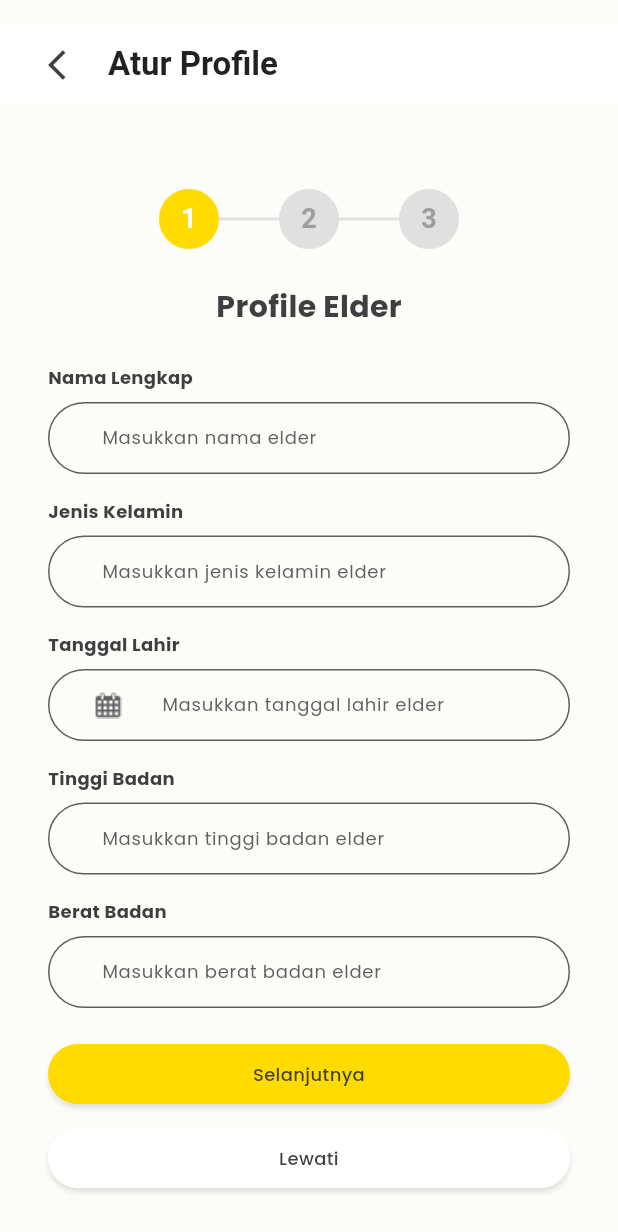
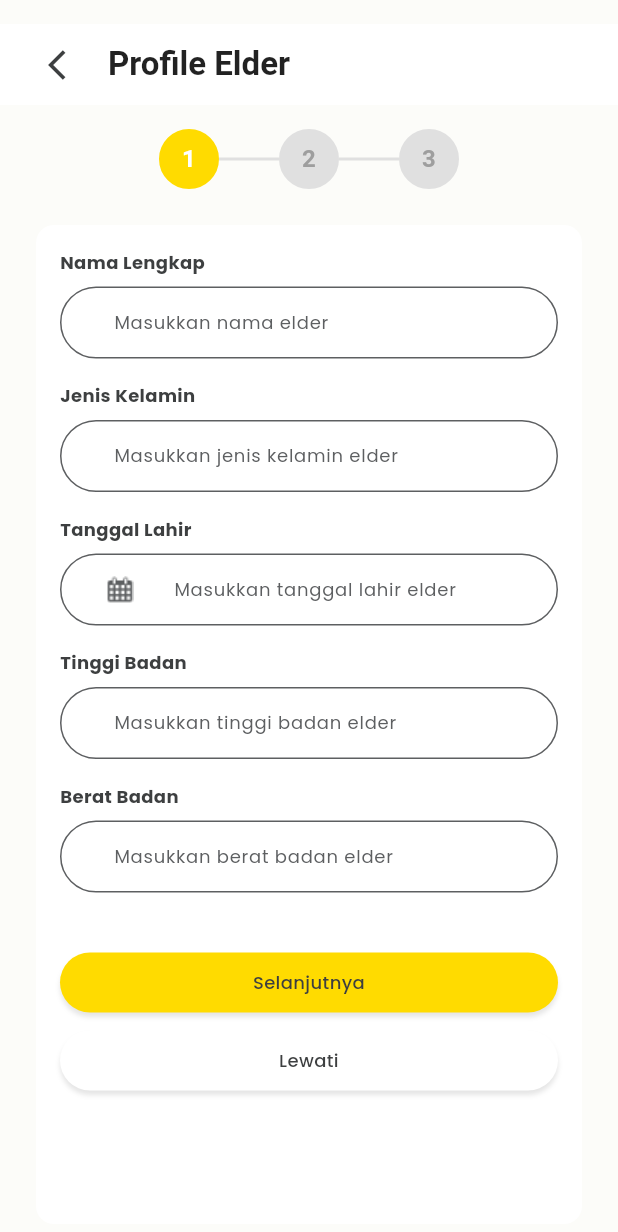
Before and after one commit to elginbrian/ELDERWISE-FE, a Flutter app: the StepperScreen screen opened directly, on a phone screen of 412 x 824 dp. Shown: the top 1232 px of the screen. Run offline on Flutter 3.47's test engine with Material 3 defaults, Android fonts, the phone set to English and light mode, and no system bars; our stand-ins replace bloc, dio, firebase_auth, firebase_core, flutter_bloc, flutter_dotenv and 6 more; accounts and stored records are empty.

Commit message:
feat(elgin): merging from dev

```diff
--- a/lib/presentation/routes/app_route.dart
+++ b/lib/presentation/routes/app_route.dart
@@ -6,15 +6,26 @@ import 'package:flutter/material.dart';
 import 'package:go_router/go_router.dart';
 
 final GoRouter appRouter = GoRouter(
-  initialLocation: '/login',
+  initialLocation: '/onboarding',
   routes: [
     GoRoute(
+        path: '/onboarding', builder: (context, state) => const Onboarding()),
+    GoRoute(
       path: '/login',
-      builder: (context, state) => LoginScreen(),
+      builder: (context, state) => const LoginScreen(),
     ),
     GoRoute(
       path: '/signup',
-      builder: (context, state) => SignupScreen(),
+      builder: (context, state) => const SignupScreen(),
+    ),
+    GoRoute(
+        path: '/fill-information',
+        builder: (context, state) => const StepperScreen()),
+    GoRoute(
+      path: '/home',
+      builder: (context, state) => const Scaffold(
+        body: Center(child: Text('Home Screen - Under Development')),
+      ),
     ),
   ],
 );
--- a/lib/presentation/screens/auth_screen/login_screen.dart
+++ b/lib/presentation/screens/auth_screen/login_screen.dart
@@ -168,8 +168,8 @@ class _LoginScreenState extends State<LoginScreen> {
           });
 
           if (state is LoginSuccess) {
-            // Navigate to home or dashboard
-            context.go('/home');
+            // Navigate to stepper for profile information
+            context.go('/fill-information');
             ScaffoldMessenger.of(context).showSnackBar(
               const SnackBar(
                 content: Text(
--- a/lib/presentation/screens/auth_screen/profile_information/elder_profile.dart
+++ b/lib/presentation/screens/auth_screen/profile_information/elder_profile.dart
@@ -1,11 +1,19 @@
-import 'dart:async';
-
 import 'package:elderwise/presentation/themes/colors.dart';
 import 'package:elderwise/presentation/widgets/formfield.dart';
+import 'package:elderwise/presentation/widgets/button.dart';
 import 'package:flutter/material.dart';
 
 class ElderProfile extends StatefulWidget {
-  const ElderProfile({super.key});
+  final VoidCallback onNext;
+  final VoidCallback onSkip;
+  final bool isFinalStep;
+
+  const ElderProfile({
+    super.key,
+    required this.onNext,
+    required this.onSkip,
+    this.isFinalStep = false,
+  });
 
   @override
   State<ElderProfile> createState() => _ElderProfileState();
@@ -30,17 +38,11 @@ class _ElderProfileState extends State<ElderProfile> {
 
   @override
   Widget build(BuildContext context) {
-    return Column(
+    return SingleChildScrollView(
+      child: Column(
+        crossAxisAlignment:
+            CrossAxisAlignment.stretch, // Changed from start to stretch
         children: [
-        const Text(
-          "Profile Elder",
-          style: TextStyle(
-            fontSize: 20,
-            fontWeight: FontWeight.w700,
-            fontFamily: 'Poppins',
-            color: AppColors.neutral90),
-        ),
-        const SizedBox(height: 24),
           CustomProfileField(
             title: 'Nama Lengkap',
             hintText: 'Masukkan nama elder',
@@ -68,9 +70,29 @@ class _ElderProfileState extends State<ElderProfile> {
             title: 'Berat Badan',
             hintText: 'Masukkan berat badan elder',
             controller: beratController,
-          keyboardType: TextInputType.number
+            keyboardType: TextInputType.number,
           ),
+
+          // Add spacing before buttons
+          const SizedBox(height: 24),
+
+          // Navigation buttons now inside the scrollable area
+          MainButton(
+            buttonText: widget.isFinalStep ? "Selesai" : "Selanjutnya",
+            onTap: widget.onNext,
+            color: AppColors.primaryMain,
+          ),
+          const SizedBox(height: 12),
+          MainButton(
+            buttonText: "Lewati",
+            onTap: widget.onSkip,
+            color: Colors.white,
+          ),
+
+          // Add some bottom padding
+          const SizedBox(height: 16),
         ],
+      ),
     );
   }
 }
@@ -86,13 +108,16 @@ class CustomProfileField extends StatelessWidget {
   const CustomProfileField({
     super.key,
     required this.title,
-    this.controller, required this.hintText, this.assetImage, this.isDate = false, this.keyboardType = TextInputType.text,
+    this.controller,
+    required this.hintText,
+    this.assetImage,
+    this.isDate = false,
+    this.keyboardType = TextInputType.text,
   });
 
   @override
   Widget build(BuildContext context) {
-    return SingleChildScrollView(
-      child: Column(
+    return Column(
       crossAxisAlignment: CrossAxisAlignment.start,
       children: [
         Text(
@@ -112,9 +137,8 @@ class CustomProfileField extends StatelessWidget {
           isDate: isDate,
           keyboardType: keyboardType,
         ),
-          SizedBox(height: 16,)
+        const SizedBox(height: 16)
       ],
-      ),
     );
   }
 }
--- a/lib/presentation/screens/auth_screen/profile_information/stepper.dart
+++ b/lib/presentation/screens/auth_screen/profile_information/stepper.dart
@@ -1,11 +1,9 @@
-import 'package:elderwise/domain/entities/caregiver.dart';
-import 'package:elderwise/presentation/screens/assets/image_string.dart';
 import 'package:elderwise/presentation/screens/auth_screen/profile_information/caregiver_profile.dart';
 import 'package:elderwise/presentation/screens/auth_screen/profile_information/elder_profile.dart';
 import 'package:elderwise/presentation/screens/auth_screen/profile_information/photo_profile.dart';
 import 'package:elderwise/presentation/themes/colors.dart';
-import 'package:elderwise/presentation/widgets/button.dart';
 import 'package:flutter/material.dart';
+import 'package:go_router/go_router.dart';
 
 class StepperScreen extends StatefulWidget {
   const StepperScreen({super.key});
@@ -17,9 +15,40 @@ class StepperScreen extends StatefulWidget {
 class _StepperScreenState extends State<StepperScreen> {
   int currentStep = 0;
 
+  final List<String> stepTitles = [
+    "Profile Elder",
+    "Profile Caregiver",
+    "Profile Photo"
+  ];
+
+  void nextStep() {
+    if (currentStep < 2) {
+      setState(() => currentStep += 1);
+    } else {
+      context.go('/home');
+    }
+  }
+
+  void skipStep() {
+    if (currentStep < 2) {
+      setState(() => currentStep += 1);
+    } else {
+      context.go('/home');
+    }
+  }
+
   @override
   Widget build(BuildContext context) {
-    return Scaffold(
+    return WillPopScope(
+      // Handle system back button presses
+      onWillPop: () async {
+        if (currentStep > 0) {
+          setState(() => currentStep -= 1);
+          return false; // Don't allow default back behavior
+        }
+        return true; // Allow default back navigation
+      },
+      child: Scaffold(
         backgroundColor: AppColors.secondarySurface,
         appBar: PreferredSize(
           preferredSize: const Size.fromHeight(70.0),
@@ -34,164 +63,126 @@ class _StepperScreenState extends State<StepperScreen> {
                   child: IconButton(
                     splashColor: Colors.transparent,
                     highlightColor: Colors.transparent,
-                  hoverColor:
-                      Colors.transparent,
+                    hoverColor: Colors.transparent,
                     icon: const Icon(Icons.arrow_back_ios,
                         color: AppColors.neutral90),
                     onPressed: () {
                       if (currentStep > 0) {
                         setState(() => currentStep -= 1);
+                      } else {
+                        // Use GoRouter to navigate back on first step
+                        // Replace '/login' with the appropriate previous route
+                        context.go('/login');
                       }
                     },
                   ),
                 ),
-              title: const Text(
-                "Atur Profile",
-                style:
-                    TextStyle(color: Colors.black87, fontWeight: FontWeight.w600),
+                title: Text(
+                  stepTitles[currentStep],
+                  style: const TextStyle(
+                      color: Colors.black87, fontWeight: FontWeight.w600),
                 ),
               ),
             ),
           ),
         ),
-      body: Padding(
-        padding: const EdgeInsets.all(32.0),
+        body: SafeArea(
+          child: Padding(
+            padding: const EdgeInsets.symmetric(horizontal: 24.0),
             child: Column(
               children: [
                 Padding(
-              padding:
-                  const EdgeInsets.symmetric(vertical: 24.0, horizontal: 32.0),
+                  padding: const EdgeInsets.symmetric(vertical: 16.0),
                   child: Row(
                     mainAxisAlignment: MainAxisAlignment.center,
+                    children: List.generate(5, (index) {
+                      if (index % 2 == 0) {
+                        return _buildStepIndicator(index ~/ 2);
+                      } else {
+                        return _buildConnector((index - 1) ~/ 2 < currentStep);
+                      }
+                    }),
+                  ),
+                ),
+
+                // Step content - now contains its own buttons
+                Expanded(
+                  child: Container(
+                    decoration: BoxDecoration(
+                      color: Colors.white,
+                      borderRadius: BorderRadius.circular(12),
+                    ),
+                    margin: const EdgeInsets.symmetric(vertical: 8),
+                    padding: const EdgeInsets.all(16),
+                    child: IndexedStack(
+                      index: currentStep,
                       children: [
-                  Container(
+                        ElderProfile(
+                          onNext: nextStep,
+                          onSkip: skipStep,
+                          isFinalStep: false,
+                        ),
+                        CaregiverProfile(
+                          onNext: nextStep,
+                          onSkip: skipStep,
+                          isFinalStep: false,
+                        ),
+                        PhotoProfile(
+                          onNext: nextStep,
+                          onSkip: skipStep,
+                          isFinalStep: true,
+                        ),
+                      ],
+                    ),
+                  ),
+                ),
+              ],
+            ),
+          ),
+        ),
+      ),
+    );
+  }
+
+  Widget _buildStepIndicator(int step) {
+    bool isCompleted = step < currentStep;
+    bool isCurrent = step == currentStep;
+
+    return Container(
       width: 40,
       height: 40,
       decoration: BoxDecoration(
         shape: BoxShape.circle,
-                      color: currentStep == 0
+        color: isCompleted || isCurrent
             ? AppColors.primaryMain
             : Colors.grey.shade300,
         border: Border.all(
-                        color: currentStep == 0
+          color: isCompleted || isCurrent
               ? AppColors.primaryMain
               : Colors.grey.shade300,
           width: 2.0,
         ),
       ),
       child: Center(
-                      child: Text(
-                        "1",
+        child: isCompleted
+            ? const Icon(Icons.check, color: Colors.white, size: 20)
+            : Text(
+                "${step + 1}",
                 style: TextStyle(
-                          color: currentStep == 0 ? Colors.white : Colors.grey,
+                  color: isCurrent ? Colors.white : Colors.grey,
                   fontWeight: FontWeight.bold,
-                          fontSize: 18,
+                  fontSize: 16,
                 ),
-                      ),
-                    ),
-                  ),
-                  Container(
-                    width: 40,
-                    height: 2,
-                    color: Colors.grey.shade300,
-                  ),
-                  Container(
-                    width: 40,
-                    height: 40,
-                    decoration: BoxDecoration(
-                      shape: BoxShape.circle,
-                      color: currentStep == 1
-                          ? AppColors.primaryMain
-                          : Colors.grey.shade300,
-                      border: Border.all(
-                        color: currentStep == 1
-                            ? AppColors.primaryMain
-                            : Colors.grey.shade300,
-                        width: 2.0,
-                      ),
-                    ),
-                    child: Center(
-                      child: Text(
-                        "2",
-                        style: TextStyle(
-                          color: currentStep == 1 ? Colors.white : Colors.grey,
-                          fontWeight: FontWeight.bold,
-                          fontSize: 18,
-                        ),
-                      ),
-                    ),
-                  ),
-                  Container(
-                    width: 40,
-                    height: 2,
-                    color: Colors.grey.shade300,
-                  ),
-                  Container(
-                    width: 40,
-                    height: 40,
-                    decoration: BoxDecoration(
-                      shape: BoxShape.circle,
-                      color: currentStep == 2
-                          ? AppColors.primaryMain
-                          : Colors.grey.shade300,
-                      border: Border.all(
-                        color: currentStep == 2
-                            ? AppColors.primaryMain
-                            : Colors.grey.shade300,
-                        width: 2.0,
-                      ),
-                    ),
-                    child: Center(
-                      child: Text(
-                        "3",
-                        style: TextStyle(
-                          color: currentStep == 2 ? Colors.white : Colors.grey,
-                          fontWeight: FontWeight.bold,
-                          fontSize: 18,
-                        ),
-                      ),
-                    ),
-                  ),
-                ],
-              ),
-            ),
-            Expanded(
-              child: IndexedStack(
-                index: currentStep,
-                children: const [
-                  ElderProfile(),
-                  CaregiverProfile(),
-                  PhotoProfile(),
-                ],
-              ),
-            ),
-            Column(
-              crossAxisAlignment: CrossAxisAlignment.stretch,
-              children: [
-                MainButton(
-                  buttonText: "Selanjutnya",
-                  onTap: () {
-                    if (currentStep < 2) {
-                      setState(() => currentStep += 1);
-                    } else {}
-                  },
-                  color: AppColors.primaryMain,
-                ),
-                const SizedBox(height: 16),
-                MainButton(
-                  buttonText: "Lewati",
-                  onTap: () {
-                      if (currentStep < 2) {
-                      setState(() => currentStep += 1);
-                    } else {}
-                  },
-                  color: Colors.white,
-                ),
-              ],
-            ),
-          ],
               ),
       ),
     );
   }
+
+  Widget _buildConnector(bool isActive) {
+    return Container(
+      width: 40,
+      height: 2,
+      color: isActive ? AppColors.primaryMain : Colors.grey.shade300,
+    );
   }
+}
--- a/pubspec.yaml
+++ b/pubspec.yaml
@@ -76,6 +76,7 @@ flutter:
     - lib/presentation/screens/assets/images/bg_floral.png
     - lib/presentation/screens/assets/images/banner.png
     - lib/presentation/screens/assets/images/web_background.jpg
+    - lib/presentation/screens/assets/images/onboard.png
 
   fonts:
     - family: Poppins
```
Also changed, not shown: lib/presentation/screens/auth_screen/onboarding.dart (+6 -2 lines), lib/presentation/screens/auth_screen/profile_information/caregiver_profile.dart (+33 -16 lines), lib/presentation/screens/auth_screen/profile_information/photo_profile.dart (+88 -39 lines), pubspec.lock, 3 other files. Lines whose indentation alone changed are shown as unchanged.
